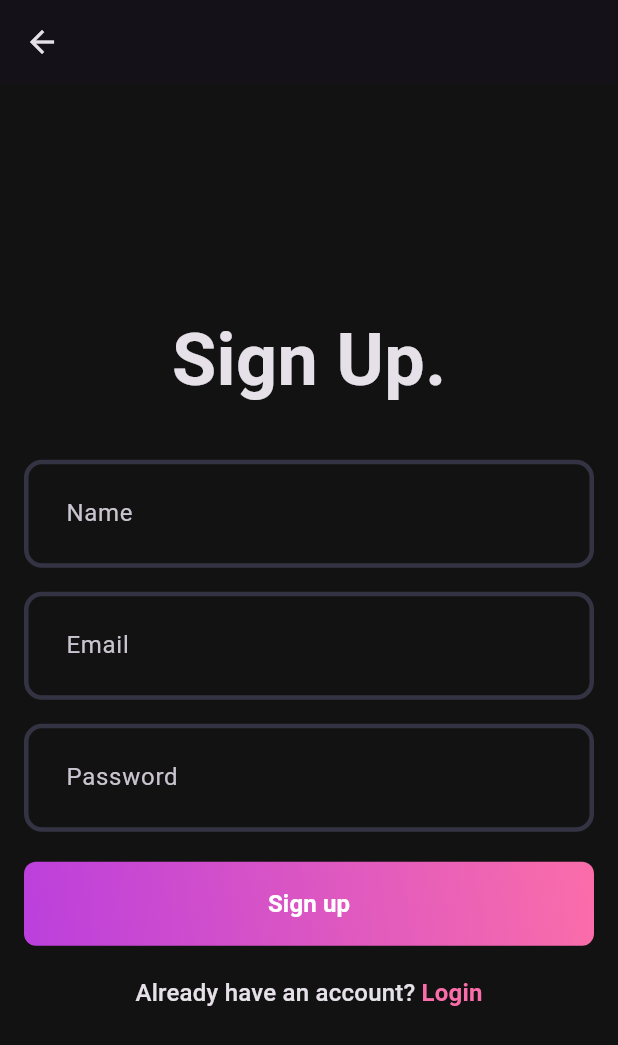
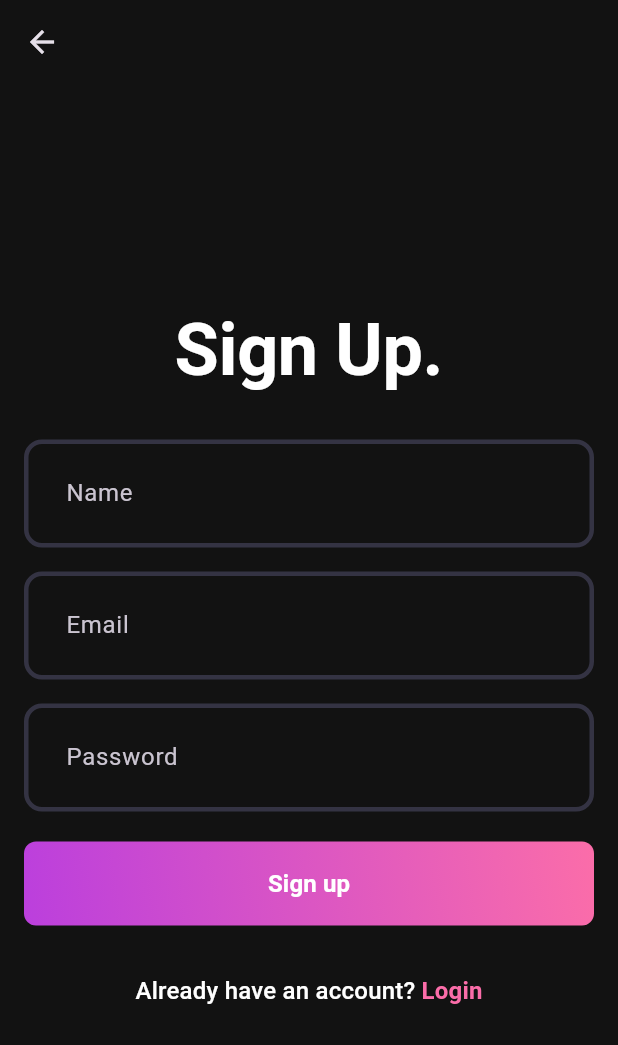
Before and after one commit to Danial-03-dev/music_app, a Flutter app: the screen it shows after launch, after a tap on "Login", after a tap on "Sign up", on a phone screen of 412 x 824 dp. Shown: the top 1045 px of the screen. Run offline on Flutter 3.47's test engine with Material 3 defaults, Android fonts, the phone set to English and light mode, and no system bars; our stand-ins replace dotted_border, file_picker, flutter_riverpod, fpdart, hive_flutter, just_audio and 3 more; missing offline and left inert: audio_waveforms, flex_color_picker; accounts and stored records are empty; generated files the repository leaves out were written again; network calls fail.

Commit message:
feat: add responsive layout to auth features

```diff
--- a/client/lib/core/theme/theme.dart
+++ b/client/lib/core/theme/theme.dart
@@ -10,11 +10,18 @@ OutlineInputBorder _getInputBorder({Color color = Pallete.borderColor}) {
 
 class AppTheme {
   static final darkThemeMode = ThemeData.dark().copyWith(
+    appBarTheme: AppBarTheme(backgroundColor: Pallete.backgroundColor),
+    textTheme: TextTheme(
+      displayLarge: TextStyle(fontSize: 48, fontWeight: FontWeight.bold),
+      titleMedium: TextStyle(fontSize: 16),
+    ).apply(bodyColor: Pallete.whiteColor, displayColor: Pallete.whiteColor),
     scaffoldBackgroundColor: Pallete.backgroundColor,
     inputDecorationTheme: InputDecorationTheme(
       contentPadding: const EdgeInsets.all(24),
       enabledBorder: _getInputBorder(),
       focusedBorder: _getInputBorder(color: Pallete.gradient2),
+      errorBorder: _getInputBorder(color: Pallete.errorColor),
+      focusedErrorBorder: _getInputBorder(color: Pallete.gradient2),
     ),
     bottomNavigationBarTheme: const BottomNavigationBarThemeData(
       backgroundColor: Pallete.backgroundColor,
--- a/client/lib/core/widgets/inputs/custom_field.dart
+++ b/client/lib/core/widgets/inputs/custom_field.dart
@@ -1,3 +1,4 @@
+import 'package:client/core/theme/app_pallete.dart';
 import 'package:flutter/material.dart';
 
 class Customfield extends StatelessWidget {
@@ -24,12 +25,18 @@ class Customfield extends StatelessWidget {
       obscureText: obscureText,
       readOnly: readOnly,
       onTap: onTap,
+      style: TextStyle(color: Pallete.whiteColor),
       validator: readOnly
           ? null
           : (value) {
               if (value!.trim().isEmpty) {
                 return '$hintText is missing!';
               }
+
+              if (value.length > 56) {
+                return 'Too long $hintText';
+              }
+
               return null;
             },
     );
--- a/client/lib/features/auth/view/pages/login_page.dart
+++ b/client/lib/features/auth/view/pages/login_page.dart
@@ -1,3 +1,5 @@
+import 'package:client/features/auth/view/pages/signup_page.dart';
+import 'package:client/features/auth/view/widgets/buttons/custom_text_button.dart';
 import 'package:client/features/auth/view/widgets/forms/login_form.dart';
 import 'package:flutter/material.dart';
 
@@ -9,11 +11,39 @@ class LoginPage extends StatelessWidget {
 
   @override
   Widget build(BuildContext context) {
+    void handleSignup() {
+      Navigator.push(context, SignupPage.route());
+    }
+
     return Scaffold(
       appBar: AppBar(),
-      body: const Padding(
-        padding: EdgeInsets.symmetric(horizontal: 16),
-        child: LoginForm(),
+      body: Padding(
+        padding: const EdgeInsets.symmetric(horizontal: 16),
+        child: Center(
+          child: ConstrainedBox(
+            constraints: BoxConstraints(maxWidth: 512),
+            child: Column(
+              spacing: 32,
+              mainAxisAlignment: MainAxisAlignment.center,
+              children: [
+                Text('Login.', style: Theme.of(context).textTheme.displayLarge),
+
+                const LoginForm(),
+
+                Row(
+                  mainAxisAlignment: MainAxisAlignment.center,
+                  children: [
+                    Text(
+                      'Don\'t have an account? ',
+                      style: Theme.of(context).textTheme.titleMedium,
+                    ),
+                    CustomTextButton(text: 'Sign up', onPressed: handleSignup),
+                  ],
+                ),
+              ],
+            ),
+          ),
+        ),
       ),
     );
   }
--- a/client/lib/features/auth/view/pages/signup_page.dart
+++ b/client/lib/features/auth/view/pages/signup_page.dart
@@ -1,3 +1,4 @@
+import 'package:client/features/auth/view/widgets/buttons/custom_text_button.dart';
 import 'package:client/features/auth/view/widgets/forms/signup_form.dart';
 import 'package:flutter/material.dart';
 
@@ -9,11 +10,42 @@ class SignupPage extends StatelessWidget {
 
   @override
   Widget build(BuildContext context) {
+    void handleLogin() {
+      Navigator.pop(context);
+    }
+
     return Scaffold(
       appBar: AppBar(),
-      body: const Padding(
-        padding: EdgeInsets.symmetric(horizontal: 16),
-        child: SignupForm(),
+      body: Padding(
+        padding: const EdgeInsets.symmetric(horizontal: 16),
+        child: Center(
+          child: ConstrainedBox(
+            constraints: const BoxConstraints(maxWidth: 512),
+            child: Column(
+              spacing: 32,
+              mainAxisAlignment: MainAxisAlignment.center,
+              children: [
+                Text(
+                  'Sign Up.',
+                  style: Theme.of(context).textTheme.displayLarge,
+                ),
+
+                const SignupForm(),
+
+                Row(
+                  mainAxisAlignment: MainAxisAlignment.center,
+                  children: [
+                    Text(
+                      'Already have an account? ',
+                      style: Theme.of(context).textTheme.titleMedium,
+                    ),
+                    CustomTextButton(text: 'Login', onPressed: handleLogin),
+                  ],
+                ),
+              ],
+            ),
+          ),
+        ),
       ),
     );
   }
--- a/client/lib/features/auth/view/widgets/forms/login_form.dart
+++ b/client/lib/features/auth/view/widgets/forms/login_form.dart
@@ -1,8 +1,6 @@
 import 'package:client/core/utils/utils.dart';
-import 'package:client/features/auth/view/pages/signup_page.dart';
-import 'package:client/features/auth/view/widgets/buttons/custom_text_button.dart';
+import 'package:client/core/widgets/inputs/custom_field.dart';
 import 'package:client/features/auth/view/widgets/buttons/gradient_button.dart';
-import 'package:client/core/widgets/inputs/custom_field.dart';
 import 'package:client/features/auth/view_model/auth_view_model.dart';
 import 'package:flutter/material.dart';
 import 'package:flutter_riverpod/flutter_riverpod.dart';
@@ -40,10 +38,6 @@ class _LoginFormState extends ConsumerState<LoginForm> {
         );
   }
 
-  void handleSignup() {
-    Navigator.push(context, SignupPage.route());
-  }
-
   @override
   Widget build(BuildContext context) {
     final isLoading = ref.watch(
@@ -63,14 +57,6 @@ class _LoginFormState extends ConsumerState<LoginForm> {
     return Form(
       key: formKey,
       child: Column(
-        spacing: 32,
-        mainAxisAlignment: MainAxisAlignment.center,
-        children: [
-          const Text(
-            'Login.',
-            style: TextStyle(fontSize: 48, fontWeight: FontWeight.bold),
-          ),
-          Column(
         spacing: 20,
         children: [
           Column(
@@ -89,18 +75,6 @@ class _LoginFormState extends ConsumerState<LoginForm> {
             onPressed: handleLogin,
             loading: isLoading,
           ),
-              Row(
-                mainAxisAlignment: MainAxisAlignment.center,
-                children: [
-                  Text(
-                    'Don\'t have an account? ',
-                    style: Theme.of(context).textTheme.titleMedium,
-                  ),
-                  CustomTextButton(text: 'Sign up', onPressed: handleSignup),
-                ],
-              ),
-            ],
-          ),
         ],
       ),
     );
--- a/client/lib/features/auth/view/widgets/forms/signup_form.dart
+++ b/client/lib/features/auth/view/widgets/forms/signup_form.dart
@@ -1,7 +1,6 @@
 import 'package:client/core/utils/utils.dart';
-import 'package:client/features/auth/view/widgets/buttons/custom_text_button.dart';
+import 'package:client/core/widgets/inputs/custom_field.dart';
 import 'package:client/features/auth/view/widgets/buttons/gradient_button.dart';
-import 'package:client/core/widgets/inputs/custom_field.dart';
 import 'package:client/features/auth/view_model/auth_view_model.dart';
 import 'package:flutter/material.dart';
 import 'package:flutter_riverpod/flutter_riverpod.dart';
@@ -42,10 +41,6 @@ class _SignupFormState extends ConsumerState<SignupForm> {
         );
   }
 
-  void handleLogin() {
-    Navigator.pop(context);
-  }
-
   @override
   Widget build(BuildContext context) {
     final isLoading = ref.watch(
@@ -55,7 +50,7 @@ class _SignupFormState extends ConsumerState<SignupForm> {
     ref.listen(authViewModelProvider, (_, next) {
       next.when(
         data: (data) {
-          showSnackBar(context, 'Account created successfully! Plese Login');
+          showSnackBar(context, 'Account created successfully, plese login!');
 
           Navigator.pop(context);
         },
@@ -69,14 +64,6 @@ class _SignupFormState extends ConsumerState<SignupForm> {
     return Form(
       key: formKey,
       child: Column(
-        spacing: 32,
-        mainAxisAlignment: MainAxisAlignment.center,
-        children: [
-          const Text(
-            'Sign Up.',
-            style: TextStyle(fontSize: 48, fontWeight: FontWeight.bold),
-          ),
-          Column(
         spacing: 20,
         children: [
           Column(
@@ -96,18 +83,6 @@ class _SignupFormState extends ConsumerState<SignupForm> {
             onPressed: handleSignup,
             loading: isLoading,
           ),
-              Row(
-                mainAxisAlignment: MainAxisAlignment.center,
-                children: [
-                  Text(
-                    'Already have an account? ',
-                    style: Theme.of(context).textTheme.titleMedium,
-                  ),
-                  CustomTextButton(text: 'Login', onPressed: handleLogin),
-                ],
-              ),
-            ],
-          ),
         ],
       ),
     );
```
Lines whose indentation alone changed are shown as unchanged.
